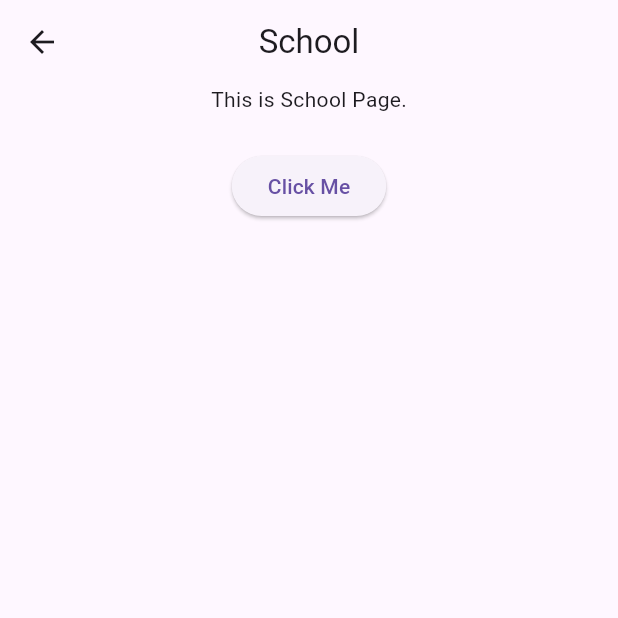
After one commit to nazmussakibsaad102/App-Dev-Class-21-22, a Flutter app: the SchoolPage screen opened directly, on a phone screen of 412 x 824 dp, the top half of it. The commit adds this screen. Run offline on Flutter 3.47's test engine with Material 3 defaults, Android fonts, the phone set to English and light mode, and no system bars; our stand-ins replace flutter_carousel_widget, video_player; network calls fail.

Commit message:
navigation added

```diff
--- a/lib/NavigationPage.dart
+++ b/lib/NavigationPage.dart
@@ -2,6 +2,7 @@ import 'package:flutter/material.dart';
 import 'package:my_profile/BusinessPage.dart';
 import 'package:my_profile/HomePage.dart';
 import 'package:my_profile/ProfilePage.dart';
+import 'package:my_profile/SchoolPage.dart';
 import 'package:my_profile/VideoPage.dart';
 
 ///Stateful Widget VS Stateless Widget
@@ -26,7 +27,7 @@ class _NavigationPageState extends State<NavigationPage> {
   List<Widget> _widgetOptions = <Widget>[
     HomePage(),
     VideoPage(),
-    Text("Index 2: School"),
+    SchoolPage(),
     ProfilePage()
   ];
 
@@ -49,6 +50,9 @@ class _NavigationPageState extends State<NavigationPage> {
     return Scaffold(
       appBar: AppBar(
         title: Text("MaPI Social"),
+        actions: [
+          Icon(Icons.access_alarm_outlined)
+        ],
       ),
       body: _widgetOptions.elementAt(_selectedIndex),
       bottomNavigationBar: BottomNavigationBar(
--- /dev/null
+++ b/lib/SchoolPage.dart
@@ -0,0 +1,32 @@
+import 'package:flutter/material.dart';
+import 'package:my_profile/TeachersPage.dart';
+
+class SchoolPage extends StatelessWidget {
+  const SchoolPage({super.key});
+
+  @override
+  Widget build(BuildContext context) {
+    return Scaffold(
+      appBar: AppBar(
+        title: const Text('School'),
+        centerTitle: true,
+      ),
+      body: Column(
+        children: [
+          Text("This is School Page."),
+          SizedBox(
+            height: 24,
+          ),
+          Center(
+            child: ElevatedButton(
+              onPressed: (){
+                Navigator.of(context).push(MaterialPageRoute(builder: (context)=> TeachersPage()));
+              },
+              child: Text("Click Me"),
+            ),
+          ),
+        ],
+      ),
+    );
+  }
+}
```
Also changed, not shown: lib/TeachersPage.dart (added, +20 -0 lines).
